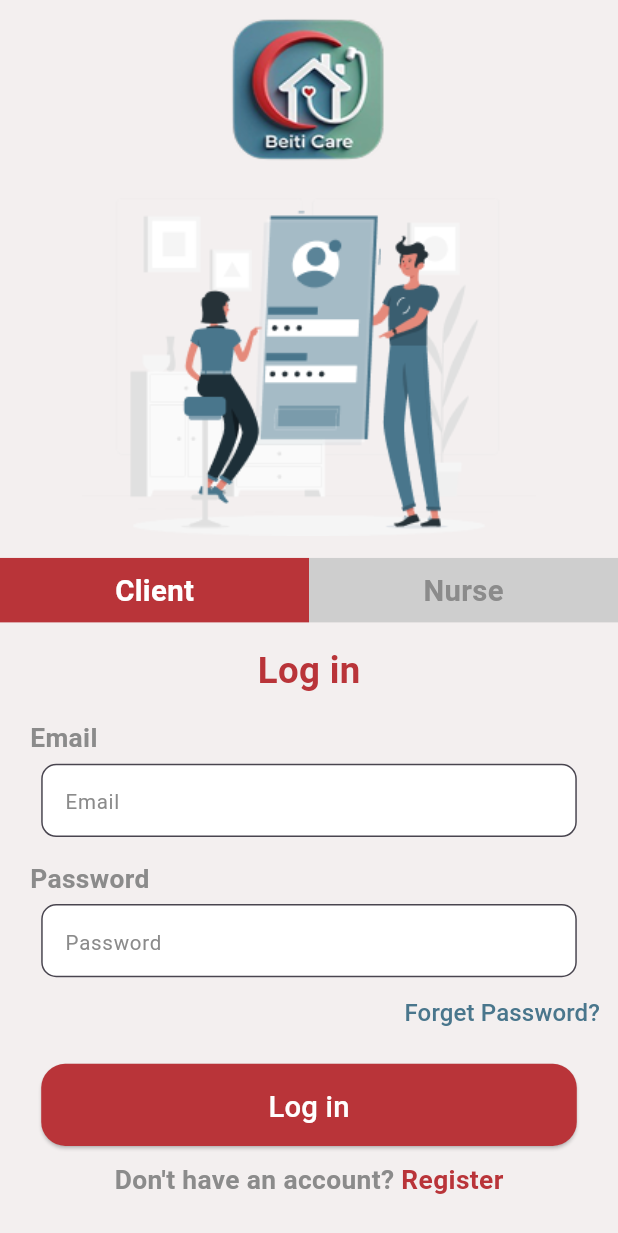
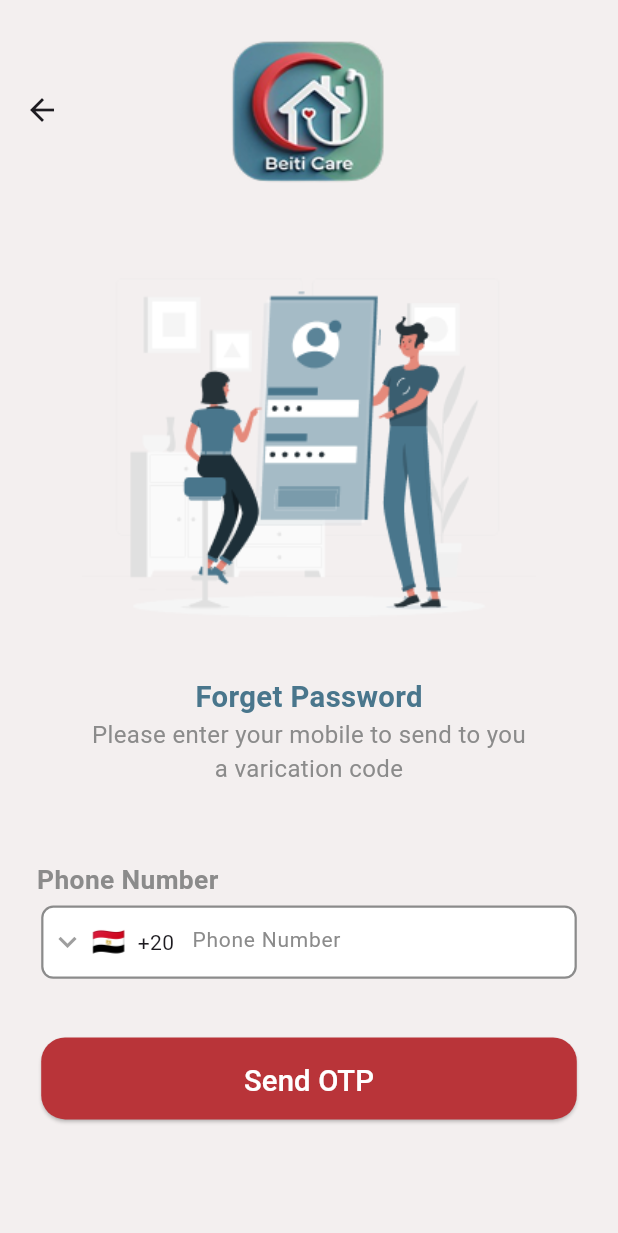
Before and after one commit to mazenelgaml/beiti_care, a Flutter app: the LoginScreen screen opened directly, after a tap on "Forget Password?", on a phone screen of 412 x 824 dp. Shown: the top 1233 px of the screen. Run offline on Flutter 3.47's test engine with Material 3 defaults, Android fonts, the phone set to English and light mode, and no system bars; drawn by our look-alikes of intl_phone_field; our stand-ins replace dio, flutter_screenutil, get, image_picker, permission_handler, pinput and 1 more; missing offline and left inert: splash_view; accounts and stored records are empty.

Commit message:
create change password and otp screens

```diff
--- a/lib/ui/auth/Log_in/log_in_screen.dart
+++ b/lib/ui/auth/Log_in/log_in_screen.dart
@@ -1,3 +1,4 @@
+import 'package:beiti_care/ui/auth/forget_password/forget_password_screen.dart';
 import 'package:beiti_care/ui/auth/register/register_screen.dart';
 import 'package:flutter/material.dart';
 import 'package:flutter_screenutil/flutter_screenutil.dart';
@@ -161,7 +162,9 @@ class _LoginScreenState extends State<LoginScreen> {
               Align(
                 alignment: Alignment.centerRight,
                 child: TextButton(
-                  onPressed: () {},
+                  onPressed: () {
+                    Get.off(()=>ForgetPasswordScreen());
+                  },
                   child: Text('Forget Password?', style: TextStyle(fontSize: 16,color: Color(0xff49768C))),
                 ),
               ),
--- /dev/null
+++ b/lib/ui/auth/forget_password/forget_password_screen.dart
@@ -0,0 +1,119 @@
+import 'package:beiti_care/ui/auth/change_password/change_password_screen.dart';
+import 'package:beiti_care/ui/auth/change_password/controller/change_password_controller.dart';
+import 'package:flutter/material.dart';
+import 'package:flutter_screenutil/flutter_screenutil.dart';
+import 'package:get/get.dart';
+import 'package:intl_phone_field/intl_phone_field.dart';
+
+import '../otp/otp_screen.dart';
+
+class ForgetPasswordScreen extends StatelessWidget {
+  const ForgetPasswordScreen({super.key});
+
+  @override
+  Widget build(BuildContext context) {
+    return Scaffold(
+      appBar: AppBar(
+        backgroundColor: Color(0xffF3EFEF),
+        leading: null,
+        centerTitle: true,
+        toolbarHeight: 150.h,
+        title: Container(
+          width: 122.w,
+          height: 117.h,
+          decoration: BoxDecoration(borderRadius: BorderRadius.circular(25)),
+          child: Image.asset("assets/images/logo.png", fit: BoxFit.fill),
+        ),
+      ),
+      backgroundColor: Color(0xffF3EFEF),
+      body: SingleChildScrollView(
+        child: Column(
+          mainAxisAlignment: MainAxisAlignment.center,
+          children: [
+            SizedBox(height: 40.h),
+            Image.asset('assets/images/forgetpassword.png', height: 230.99.h,width: 310.w,),
+            SizedBox(height: 40.h),
+            Text("Forget Password",
+            style: TextStyle(
+              color: Color(0xff49768C),
+              fontSize: 20.sp,
+              fontWeight: FontWeight.bold
+            ),),
+            Container(
+              width: 274.w,
+              height: 48.h,
+              child: Text("Please enter your mobile to send to you a varication code",
+              textAlign: TextAlign.center,
+              style: TextStyle(
+                color: Color(0xff8B8B8B),
+                fontWeight: FontWeight.w400,
+                fontSize: 16
+              ),),
+            ),
+            SizedBox(height: 50.h),
+            Padding(
+              padding: const EdgeInsets.only(left: 20.0,bottom: 5),
+              child: Row(
+                mainAxisAlignment: MainAxisAlignment.start,
+                children: [
+                  Text(" Phone Number",style: TextStyle(color: Color(0xff8B8B8B),fontSize: 18.sp,fontWeight: FontWeight.w700),),
+                ],
+              ),
+            ),
+            Container(
+              height: 50.h,
+              width: 338.w,
+              decoration: BoxDecoration(
+                color: Colors.white,
+                borderRadius: BorderRadius.circular(8),
+                border: Border.all(
+                  color: Color(0xff8B8B8B),
+                  width: 1.5,
+                ),
+              ),
+              child: IntlPhoneField(
+                // controller: controller.phoneNumberController,
+                // validator: (v){controller.validateNotEmpty(controller.phoneNumberController.text.trim());},
+                textAlign: TextAlign.left,
+                keyboardType: TextInputType.phone,
+                decoration: InputDecoration(
+                  border: InputBorder.none,
+                  hintText: "Phone Number",
+                  hintStyle: TextStyle(color: Color(0xff8B8B8B),fontWeight: FontWeight.w400,fontSize: 14 ), // توسيط النص
+                  // ضبط المسافات الداخلية
+                ),
+                dropdownIcon: Icon(Icons.keyboard_arrow_down, color: Colors.grey),
+                initialCountryCode: 'EG', // 🇪🇬
+                disableLengthCheck: true, // إلغاء العداد
+                onChanged: (phone) {
+                  print(phone.completeNumber); // الرقم بالكامل مع الكود
+                },
+              ),
+            ),
+            SizedBox(height: 40.h),
+            Container(
+              width: 338.w,
+              height: 56.h,
+              child: ElevatedButton(
+                onPressed: () {
+                  // controller.submitForm();
+                  Get.off(()=>OtpScreen());
+                },
+
+                style: ElevatedButton.styleFrom(
+                  backgroundColor: Color(0xffB93439),
+                  shape: RoundedRectangleBorder(
+                    borderRadius: BorderRadius.circular(16),
+                  ),
+                  padding: EdgeInsets.symmetric(horizontal: 100.w, vertical: 15.h),
+
+                ),
+                child: Text('Send OTP', style: TextStyle(fontSize: 20.sp, color: Colors.white)),
+              ),
+            )
+          ],
+        ),
+      ),
+    );
+  }
+}
--- a/pubspec.yaml
+++ b/pubspec.yaml
@@ -55,7 +55,7 @@ dependencies:
   geocoding: ^3.0.0
   easy_localization: ^3.0.0
   flutter_screenutil: ^5.9.3
-
+  pinput: ^3.0.1
 
 
 dev_dependencies:
```
Also changed, not shown: lib/ui/auth/change_password/change_password_screen.dart (added, +242 -0 lines), lib/ui/auth/change_password/controller/change_password_controller.dart (added, +42 -0 lines), lib/ui/auth/otp/otp_screen.dart (added, +196 -0 lines), lib/ui/auth/register/register_screen.dart (+46 -19 lines), lib/ui/auth/otp/controller/otp_controller.dart (added), pubspec.lock, 5 other files.
